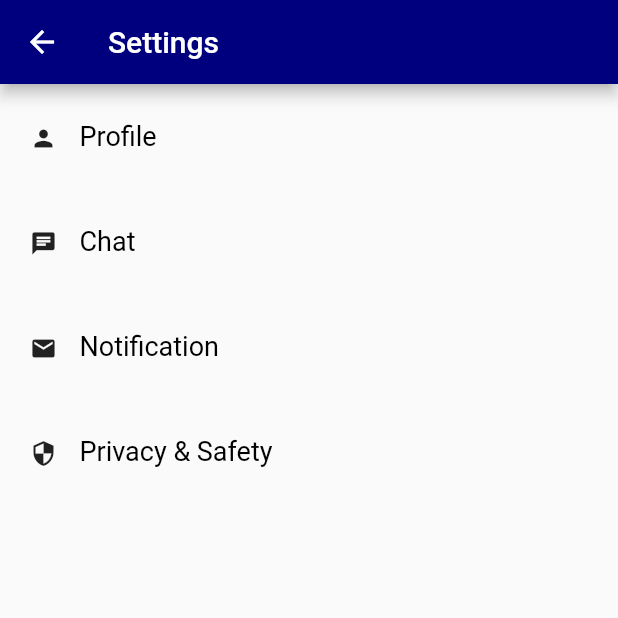
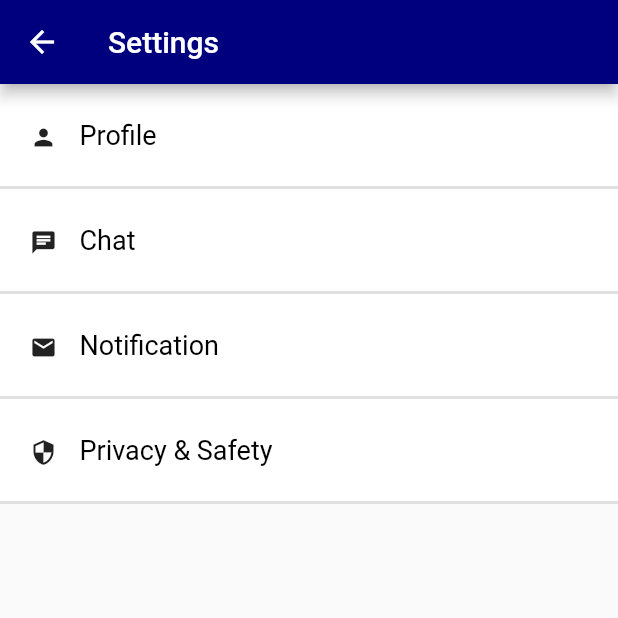
Before and after one commit to bedezub/flutter-chatsystem, a Flutter app: the screen it shows after launch, item 2 of the bottom bar chosen, after a tap on the "settings" icon, on a phone screen of 412 x 824 dp, the top half of it. Run offline on Flutter 3.47's test engine with Material 2 defaults, Android fonts, the light colour scheme and no system bars; network calls fail.

Commit message:
Change the wallpaper, edit settings page, set font family (didnt work), minor tweak chat

```diff
--- a/lib/NavBar.dart
+++ b/lib/NavBar.dart
@@ -52,18 +52,28 @@ class _NavBarState extends State<NavBar> {
                     color: Colors.white,
                     fontSize: 16.0,
                     fontWeight: FontWeight.bold,
-                    fontFamily: 'HelveticaNeue',
+                    // fontFamily: 'HelveticaNeue',
                   ),
                 ),
                 background: Image.network(
-                  "https://images.pexels.com/photos/396547/pexels-photo-396547.jpeg?auto=compress&cs=tinysrgb&h=350",
+                  "http://viraverna.ir/wp-content/uploads/2017/11/digital-marketing-hero.jpg",
                   fit: BoxFit.cover,
                 ),
               ),
             ),
           ];
         },
-        body: _children[_currentIndex], //stateless widget goes here
+        body: Container(
+          decoration: BoxDecoration(
+              // image: DecorationImage(
+              // image: NetworkImage(
+              //     "https://www.bakercommunications.com/images/pattern-icons/2.png"),
+              //   fit: BoxFit.cover,
+              // ),
+              ),
+          child: _children[_currentIndex], //stateless widget goes here,
+        ),
+        // body: _children[_currentIndex], //stateless widget goes here
         // body: GestureDetector(
         //   onPanUpdate: (details) {
         //     if (details.delta.dx > 0) {
--- a/lib/pages/Chats.dart
+++ b/lib/pages/Chats.dart
@@ -229,7 +229,7 @@ class Chats extends StatelessWidget {
                               image: new DecorationImage(
                                 fit: BoxFit.cover,
                                 image: new NetworkImage(
-                                    "https://vignette.wikia.nocookie.net/gtawiki/images/b/bd/BigSmoke-GTASA.jpg/revision/latest/top-crop/width/360/height/450?cb=20190208154953"),
+                                    "https://www.pngkey.com/png/detail/118-1186180_big-smoke-face-png-jpg-royalty-free-download.png"),
                               ),
                             ),
                           ),
--- a/lib/pages/Settings.dart
+++ b/lib/pages/Settings.dart
@@ -26,6 +26,12 @@ class Settings extends StatelessWidget {
               );
             },
             child: Container(
+              decoration: BoxDecoration(
+                border: Border(
+                  bottom: BorderSide(width: 2.0, color: Colors.black12),
+                ),
+                color: Colors.white,
+              ),
               height: 70,
               // color: Colors.red,
               child: Padding(
@@ -57,6 +63,12 @@ class Settings extends StatelessWidget {
           GestureDetector(
             onTap: () {},
             child: Container(
+              decoration: BoxDecoration(
+                border: Border(
+                  bottom: BorderSide(width: 2.0, color: Colors.black12),
+                ),
+                color: Colors.white,
+              ),
               height: 70,
               // color: Colors.grey[300],
               child: Padding(
@@ -88,6 +100,12 @@ class Settings extends StatelessWidget {
           GestureDetector(
             onTap: () {},
             child: Container(
+              decoration: BoxDecoration(
+                border: Border(
+                  bottom: BorderSide(width: 2.0, color: Colors.black12),
+                ),
+                color: Colors.white,
+              ),
               height: 70,
               // color: Colors.grey[300],
               child: Padding(
@@ -119,6 +137,12 @@ class Settings extends StatelessWidget {
           GestureDetector(
             onTap: () {},
             child: Container(
+              decoration: BoxDecoration(
+                border: Border(
+                  bottom: BorderSide(width: 2.0, color: Colors.black12),
+                ),
+                color: Colors.white,
+              ),
               height: 70,
               // color: Colors.grey[300],
               child: Padding(
--- a/pubspec.yaml
+++ b/pubspec.yaml
@@ -62,7 +62,7 @@ flutter:
   # example:
 
   fonts:
-    - family: Schyler
+    - family: HelveticaNeue
       fonts:
 #          - asset: fonts/Schyler-Regular.ttf
         - asset: fonts/HelveticaNeuBold.ttf
```
